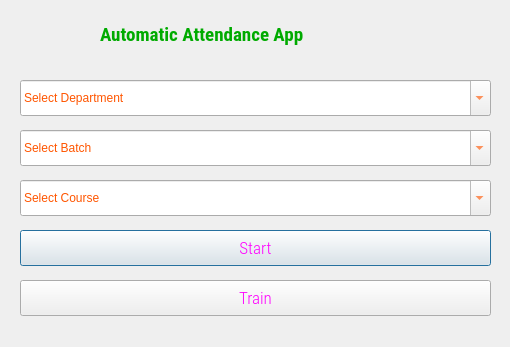
First picture: the form in Face_Detection_PyQt_Final/student.ui, repository FahimAdnan2100/Automatic-Attendance-System, before the edit.
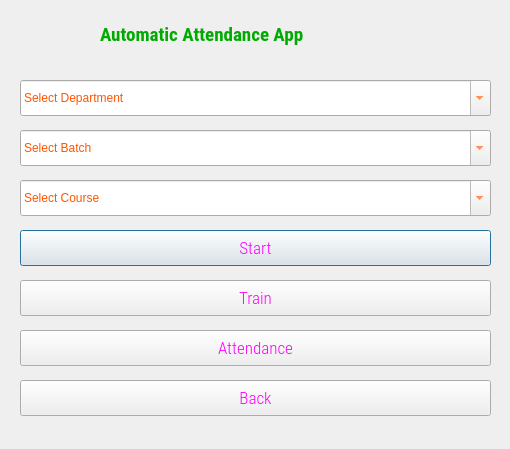
Second picture: the form after the edit. Icons and pictures are not drawn.

What changed in the file:
```diff
--- a/Face_Detection_PyQt_Final/student.ui
+++ b/Face_Detection_PyQt_Final/student.ui
@@ -7,7 +7,7 @@
     <x>0</x>
     <y>0</y>
     <width>510</width>
-    <height>347</height>
+    <height>449</height>
    </rect>
   </property>
   <property name="windowTitle">
@@ -185,6 +185,50 @@
     <string>Train</string>
    </property>
   </widget>
+  <widget class="QPushButton" name="runButton_4">
+   <property name="geometry">
+    <rect>
+     <x>20</x>
+     <y>330</y>
+     <width>471</width>
+     <height>36</height>
+    </rect>
+   </property>
+   <property name="font">
+    <font>
+     <family>Roboto Condensed Light</family>
+     <pointsize>13</pointsize>
+    </font>
+   </property>
+   <property name="styleSheet">
+    <string notr="true">color: rgb(255, 0, 255);</string>
+   </property>
+   <property name="text">
+    <string>Attendance</string>
+   </property>
+  </widget>
+  <widget class="QPushButton" name="runButton_5">
+   <property name="geometry">
+    <rect>
+     <x>20</x>
+     <y>380</y>
+     <width>471</width>
+     <height>36</height>
+    </rect>
+   </property>
+   <property name="font">
+    <font>
+     <family>Roboto Condensed Light</family>
+     <pointsize>13</pointsize>
+    </font>
+   </property>
+   <property name="styleSheet">
+    <string notr="true">color: rgb(255, 0, 255);</string>
+   </property>
+   <property name="text">
+    <string>Back</string>
+   </property>
+  </widget>
  </widget>
  <resources/>
  <connections/>
```
